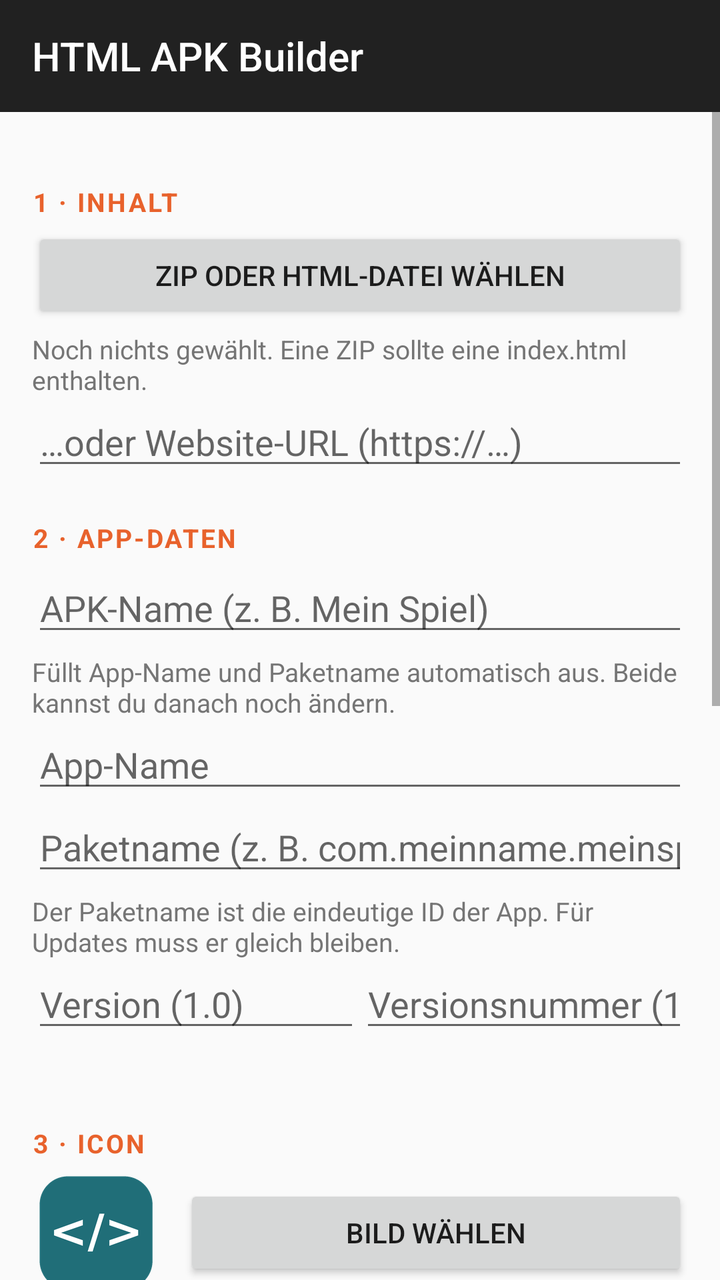
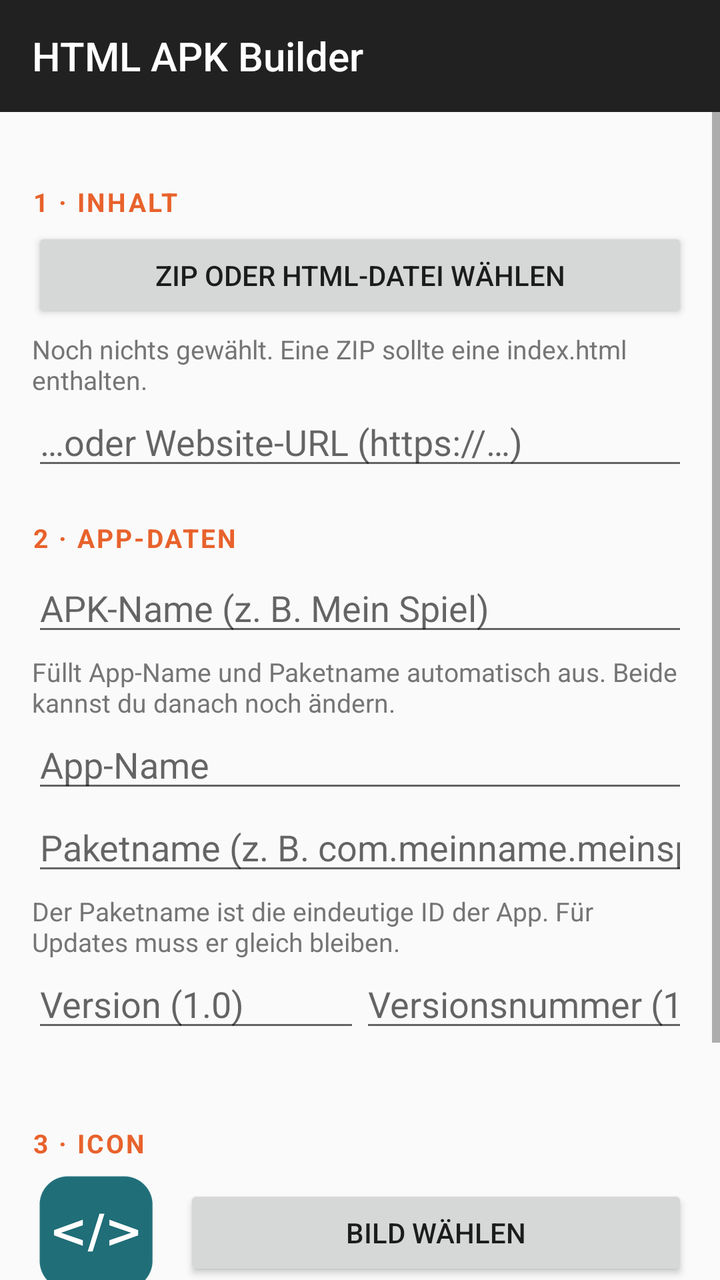

Screens rendered from an Android XML layout before and after an edit, with the pre-edit source and the edit as a unified diff.
<!-- AndroidManifest.xml: application theme AppTheme -->
<!-- res/layout/activity_main.xml -->
<?xml version="1.0" encoding="utf-8"?>
<LinearLayout xmlns:android="http://schemas.android.com/apk/res/android"
    android:id="@+id/root"
    android:layout_width="match_parent"
    android:layout_height="match_parent"
    android:background="#212121"
    android:orientation="vertical">

    <Toolbar
        android:id="@+id/toolbar"
        android:layout_width="match_parent"
        android:layout_height="56dp"
        android:background="#212121"
        android:theme="@android:style/ThemeOverlay.Material.Dark.ActionBar"
        android:popupTheme="@android:style/ThemeOverlay.Material.Light"
        android:title="HTML APK Builder"
        android:titleTextColor="#FFFFFF" />

<ScrollView
    android:id="@+id/scroll"
    android:layout_width="match_parent"
    android:layout_height="0dp"
    android:layout_weight="1"
    android:background="#FAFAFA"
    android:fillViewport="true">

    <LinearLayout
        android:layout_width="match_parent"
        android:layout_height="wrap_content"
        android:orientation="vertical"
        android:padding="16dp">

        
        <TextView style="@style/Section" android:text="1 · Inhalt" />

        <Button
            android:id="@+id/btnPickContent"
            android:layout_width="match_parent"
            android:layout_height="wrap_content"
            android:text="ZIP oder HTML-Datei wählen" />

        <TextView
            android:id="@+id/txtContent"
            style="@style/Hint"
            android:text="Noch nichts gewählt. Eine ZIP sollte eine index.html enthalten." />

        <EditText
            android:id="@+id/editUrl"
            android:layout_width="match_parent"
            android:layout_height="wrap_content"
            android:hint="…oder Website-URL (https://…)"
            android:inputType="textUri"
            android:importantForAutofill="no" />

        
        <TextView style="@style/Section" android:text="2 · App-Daten" />

        <EditText
            android:id="@+id/editFileName"
            android:layout_width="match_parent"
            android:layout_height="wrap_content"
            android:hint="APK-Name (z. B. Mein Spiel)"
            android:inputType="textCapSentences"
            android:importantForAutofill="no" />

        <TextView
            android:id="@+id/txtFileName"
            style="@style/Hint"
            android:text="Füllt App-Name und Paketname automatisch aus. Beide kannst du danach noch ändern." />

        <EditText
            android:id="@+id/editName"
            android:layout_width="match_parent"
            android:layout_height="wrap_content"
            android:hint="App-Name"
            android:inputType="textCapSentences"
            android:importantForAutofill="no" />

        <EditText
            android:id="@+id/editPackage"
            android:layout_width="match_parent"
            android:layout_height="wrap_content"
            android:hint="Paketname (z. B. com.meinname.meinspiel)"
            android:inputType="textNoSuggestions"
            android:importantForAutofill="no" />

        <TextView
            style="@style/Hint"
            android:text="Der Paketname ist die eindeutige ID der App. Für Updates muss er gleich bleiben." />

        <LinearLayout
            android:layout_width="match_parent"
            android:layout_height="wrap_content"
            android:orientation="horizontal">

            <EditText
                android:id="@+id/editVersionName"
                android:layout_width="0dp"
                android:layout_height="wrap_content"
                android:layout_weight="1"
                android:hint="Version (1.0)"
                android:inputType="text"
                android:importantForAutofill="no" />

            <EditText
                android:id="@+id/editVersionCode"
                android:layout_width="0dp"
                android:layout_height="wrap_content"
                android:layout_weight="1"
                android:hint="Versionsnummer (1)"
                android:inputType="number"
                android:importantForAutofill="no" />
        </LinearLayout>

        <TextView
            android:id="@+id/txtVersion"
            style="@style/Hint"
            android:text="" />


        
        <TextView style="@style/Section" android:text="3 · Icon" />

        <LinearLayout
            android:layout_width="match_parent"
            android:layout_height="wrap_content"
            android:gravity="center_vertical"
            android:orientation="horizontal">

            <ImageView
                android:id="@+id/imgIcon"
                android:layout_width="64dp"
                android:layout_height="64dp"
                android:layout_marginEnd="12dp"
                android:contentDescription="Icon-Vorschau"
                android:scaleType="fitCenter"
                android:src="@drawable/default_app_icon" />

            <LinearLayout
                android:layout_width="0dp"
                android:layout_height="wrap_content"
                android:layout_weight="1"
                android:orientation="vertical">

                <Button
                    android:id="@+id/btnPickIcon"
                    android:layout_width="match_parent"
                    android:layout_height="wrap_content"
                    android:text="Bild wählen" />

                <Button
                    android:id="@+id/btnCropIcon"
                    android:layout_width="match_parent"
                    android:layout_height="wrap_content"
                    android:text="Zuschneiden"
                    android:visibility="gone" />
            </LinearLayout>
        </LinearLayout>

        <TextView
            android:id="@+id/txtIcon"
            style="@style/Hint"
            android:text="Ohne Auswahl bekommt die App das Standard-Icon." />

        
        <TextView style="@style/Section" android:text="4 · Optionen" />

        <CheckBox
            android:id="@+id/chkFullscreen"
            android:layout_width="wrap_content"
            android:layout_height="wrap_content"
            android:text="Vollbild (Statusleiste ausblenden)" />

        <CheckBox
            android:id="@+id/chkZoom"
            android:layout_width="wrap_content"
            android:layout_height="wrap_content"
            android:text="Zoomen mit zwei Fingern erlauben" />

        <CheckBox
            android:id="@+id/chkKeepScreenOn"
            android:layout_width="wrap_content"
            android:layout_height="wrap_content"
            android:text="Bildschirm nicht automatisch ausschalten" />

        <LinearLayout
            android:layout_width="match_parent"
            android:layout_height="wrap_content"
            android:gravity="center_vertical"
            android:orientation="horizontal">

            <TextView
                android:layout_width="wrap_content"
                android:layout_height="wrap_content"
                android:text="Ausrichtung:" />

            <Spinner
                android:id="@+id/spinOrientation"
                android:layout_width="0dp"
                android:layout_height="wrap_content"
                android:layout_weight="1" />
        </LinearLayout>

        
        <TextView style="@style/Section" android:text="5 · Berechtigungen" />

        <CheckBox
            android:id="@+id/chkPermInternet"
            android:layout_width="wrap_content"
            android:layout_height="wrap_content"
            android:text="Internet / Netzwerk" />
        <CheckBox
            android:id="@+id/chkPermMic"
            android:layout_width="wrap_content"
            android:layout_height="wrap_content"
            android:text="Mikrofon" />
        <CheckBox
            android:id="@+id/chkPermCamera"
            android:layout_width="wrap_content"
            android:layout_height="wrap_content"
            android:text="Kamera" />
        <CheckBox
            android:id="@+id/chkPermLocation"
            android:layout_width="wrap_content"
            android:layout_height="wrap_content"
            android:text="Standort" />
        <CheckBox
            android:id="@+id/chkPermVibrate"
            android:layout_width="wrap_content"
            android:layout_height="wrap_content"
            android:text="Vibration" />

        <TextView
            style="@style/Hint"
            android:text="Die App fragt beim ersten Zugriff aus der Webseite nach (z. B. getUserMedia oder navigator.geolocation). Ohne Internet funktionieren nur die mitgelieferten Dateien." />

        
        <Button
            android:id="@+id/btnBuild"
            android:layout_width="match_parent"
            android:layout_height="56dp"
            android:layout_marginTop="20dp"
            android:backgroundTint="#E8622C"
            android:text="APK bauen"
            android:textColor="#FFFFFF"
            android:textSize="17sp" />

        <ProgressBar
            android:id="@+id/progress"
            style="@android:style/Widget.Material.ProgressBar.Horizontal"
            android:layout_width="match_parent"
            android:layout_height="wrap_content"
            android:indeterminate="true"
            android:visibility="gone" />

        <TextView
            android:id="@+id/txtStatus"
            android:layout_width="match_parent"
            android:layout_height="wrap_content"
            android:layout_marginTop="8dp"
            android:textIsSelectable="true" />

        <LinearLayout
            android:id="@+id/resultButtons"
            android:layout_width="match_parent"
            android:layout_height="wrap_content"
            android:orientation="horizontal"
            android:visibility="gone">

            <Button
                android:id="@+id/btnInstall"
                android:layout_width="0dp"
                android:layout_height="wrap_content"
                android:layout_weight="1"
                android:text="Installieren" />

            <Button
                android:id="@+id/btnSave"
                android:layout_width="0dp"
                android:layout_height="wrap_content"
                android:layout_weight="1"
                android:text="Speichern" />

            <Button
                android:id="@+id/btnShare"
                android:layout_width="0dp"
                android:layout_height="wrap_content"
                android:layout_weight="1"
                android:text="Teilen" />
        </LinearLayout>
    </LinearLayout>
</ScrollView>
</LinearLayout>
<!-- resources referenced by this layout -->
<resources>
  <!-- drawable default_app_icon: png bitmap (drawable-nodpi, 10094 bytes) -->
  <style name="Hint">
          <item name="android:layout_width">match_parent</item>
          <item name="android:layout_height">wrap_content</item>
          <item name="android:layout_marginTop">4dp</item>
          <item name="android:textSize">13sp</item>
          <item name="android:textColor">#757575</item>
      </style>
  <style name="Section">
          <item name="android:layout_width">match_parent</item>
          <item name="android:layout_height">wrap_content</item>
          <item name="android:layout_marginTop">20dp</item>
          <item name="android:layout_marginBottom">4dp</item>
          <item name="android:textSize">13sp</item>
          <item name="android:textStyle">bold</item>
          <item name="android:textAllCaps">true</item>
          <item name="android:letterSpacing">0.08</item>
          <item name="android:textColor">#E8622C</item>
      </style>
  <style name="AppTheme" parent="android:Theme.Material.Light.NoActionBar">
          <item name="android:statusBarColor">#212121</item>
          <item name="android:navigationBarColor">#212121</item>
      </style>
</resources>

<!-- the commit's change to res/layout/activity_main.xml (unified diff, before → after) -->
@@ -163,76 +163,11 @@
             android:text="Ohne Auswahl bekommt die App das Standard-Icon." />
 
         
-        <TextView style="@style/Section" android:text="4 · Optionen" />
-
-        <CheckBox
-            android:id="@+id/chkFullscreen"
-            android:layout_width="wrap_content"
-            android:layout_height="wrap_content"
-            android:text="Vollbild (Statusleiste ausblenden)" />
-
-        <CheckBox
-            android:id="@+id/chkZoom"
-            android:layout_width="wrap_content"
-            android:layout_height="wrap_content"
-            android:text="Zoomen mit zwei Fingern erlauben" />
-
-        <CheckBox
-            android:id="@+id/chkKeepScreenOn"
-            android:layout_width="wrap_content"
-            android:layout_height="wrap_content"
-            android:text="Bildschirm nicht automatisch ausschalten" />
-
-        <LinearLayout
-            android:layout_width="match_parent"
-            android:layout_height="wrap_content"
-            android:gravity="center_vertical"
-            android:orientation="horizontal">
-
-            <TextView
-                android:layout_width="wrap_content"
-                android:layout_height="wrap_content"
-                android:text="Ausrichtung:" />
-
-            <Spinner
-                android:id="@+id/spinOrientation"
-                android:layout_width="0dp"
-                android:layout_height="wrap_content"
-                android:layout_weight="1" />
-        </LinearLayout>
-
-        
-        <TextView style="@style/Section" android:text="5 · Berechtigungen" />
-
-        <CheckBox
-            android:id="@+id/chkPermInternet"
-            android:layout_width="wrap_content"
-            android:layout_height="wrap_content"
-            android:text="Internet / Netzwerk" />
-        <CheckBox
-            android:id="@+id/chkPermMic"
-            android:layout_width="wrap_content"
-            android:layout_height="wrap_content"
-            android:text="Mikrofon" />
-        <CheckBox
-            android:id="@+id/chkPermCamera"
-            android:layout_width="wrap_content"
-            android:layout_height="wrap_content"
-            android:text="Kamera" />
-        <CheckBox
-            android:id="@+id/chkPermLocation"
-            android:layout_width="wrap_content"
-            android:layout_height="wrap_content"
-            android:text="Standort" />
-        <CheckBox
-            android:id="@+id/chkPermVibrate"
-            android:layout_width="wrap_content"
-            android:layout_height="wrap_content"
-            android:text="Vibration" />
-
-        <TextView
-            style="@style/Hint"
-            android:text="Die App fragt beim ersten Zugriff aus der Webseite nach (z. B. getUserMedia oder navigator.geolocation). Ohne Internet funktionieren nur die mitgelieferten Dateien." />
+        <LinearLayout
+            android:id="@+id/optionsContainer"
+            android:layout_width="match_parent"
+            android:layout_height="wrap_content"
+            android:orientation="vertical" />
 
         
         <Button
@@ -241,7 +176,7 @@
             android:layout_height="56dp"
             android:layout_marginTop="20dp"
             android:backgroundTint="#E8622C"
-            android:text="APK bauen"
+            android:text="APK erstellen"
             android:textColor="#FFFFFF"
             android:textSize="17sp" />
 
